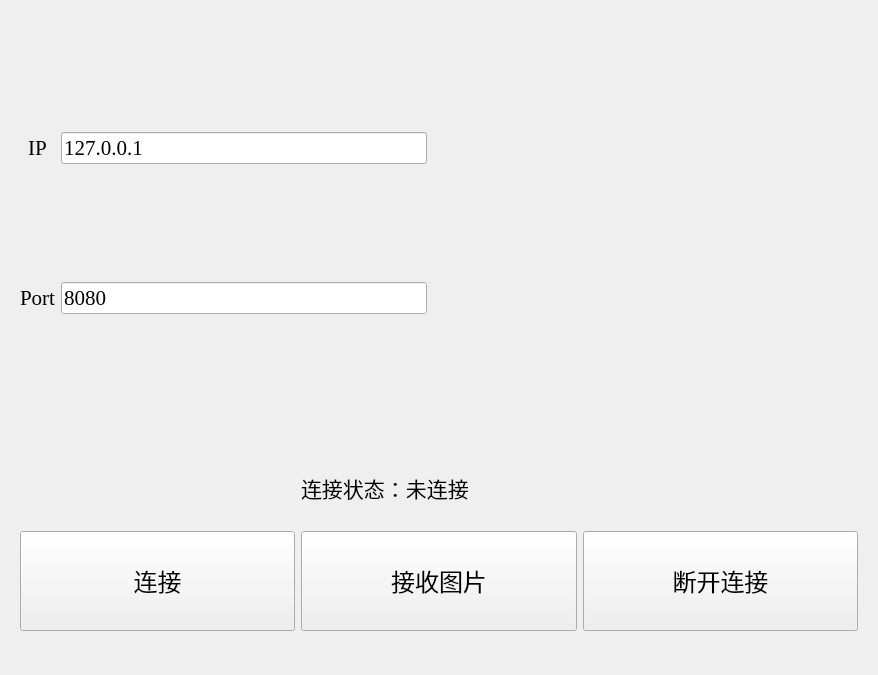
Above: widget.ui from DavidingPlus/graphics-display-terminal before the change. Below: the same form after it.
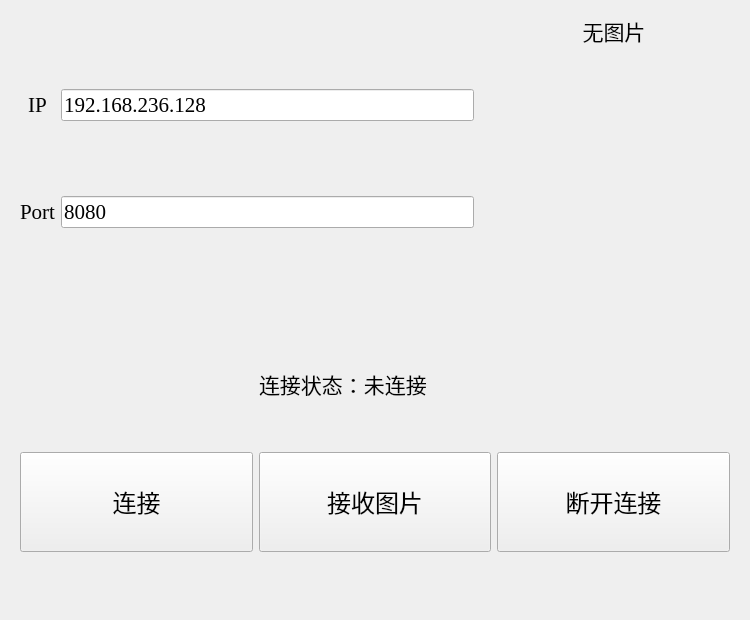
That is the form after the change.

Commit message: fix pic load and add picName display

```diff
--- a/widget.ui
+++ b/widget.ui
@@ -6,8 +6,8 @@
    <rect>
     <x>0</x>
     <y>0</y>
-    <width>876</width>
-    <height>675</height>
+    <width>750</width>
+    <height>620</height>
    </rect>
   </property>
   <property name="windowTitle">
@@ -16,12 +16,40 @@
   <layout class="QGridLayout" name="gridLayout_4">
    <item row="0" column="0">
     <layout class="QGridLayout" name="gridLayout_3">
-     <item row="0" column="0">
+     <item row="1" column="1">
+      <widget class="QLabel" name="picLabel">
+       <property name="enabled">
+        <bool>true</bool>
+       </property>
+       <property name="sizePolicy">
+        <sizepolicy hsizetype="Fixed" vsizetype="Fixed">
+         <horstretch>0</horstretch>
+         <verstretch>0</verstretch>
+        </sizepolicy>
+       </property>
+       <property name="minimumSize">
+        <size>
+         <width>250</width>
+         <height>250</height>
+        </size>
+       </property>
+       <property name="maximumSize">
+        <size>
+         <width>250</width>
+         <height>250</height>
+        </size>
+       </property>
+       <property name="text">
+        <string/>
+       </property>
+      </widget>
+     </item>
+     <item row="0" column="0" rowspan="2">
       <widget class="QWidget" name="widget" native="true">
        <property name="minimumSize">
         <size>
-         <width>425</width>
-         <height>425</height>
+         <width>250</width>
+         <height>250</height>
         </size>
        </property>
        <property name="maximumSize">
@@ -88,7 +116,7 @@
            </font>
           </property>
           <property name="text">
-           <string>127.0.0.1</string>
+           <string>192.168.236.128</string>
           </property>
          </widget>
         </item>
@@ -96,15 +124,24 @@
       </widget>
      </item>
      <item row="0" column="1">
-      <widget class="QLabel" name="picLabel">
-       <property name="minimumSize">
+      <widget class="QLabel" name="picNameLabel">
+       <property name="maximumSize">
         <size>
-         <width>425</width>
-         <height>425</height>
+         <width>250</width>
+         <height>16777215</height>
         </size>
        </property>
+       <property name="font">
+        <font>
+         <family>楷体</family>
+         <pointsize>16</pointsize>
+        </font>
+       </property>
        <property name="text">
-        <string/>
+        <string>无图片</string>
+       </property>
+       <property name="alignment">
+        <set>Qt::AlignCenter</set>
        </property>
       </widget>
      </item>
```
The commit also changes 1 other file.
